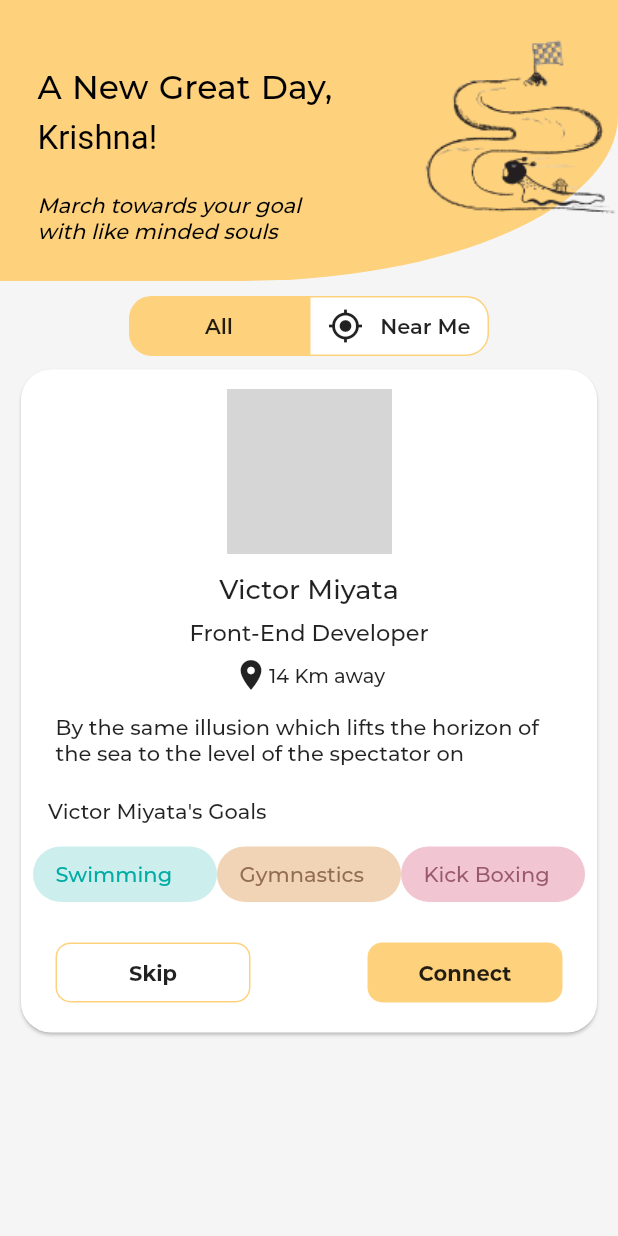
After one commit to csreddy98/MarchApp, a Flutter app: the PeopleFinder screen opened directly, on a phone screen of 412 x 824 dp. The commit adds this screen. Run offline on Flutter 3.47's test engine with Material 2 defaults, Android fonts, the phone set to English and light mode, and no system bars; our stand-ins replace auto_size_text, bubble, cached_network_image, firebase_auth, firebase_messaging, firebase_storage and 10 more; missing offline and left inert: autocomplete_textfield, calendarro, flutter_facebook_login, flutter_socket_io, worm_indicator; accounts and stored records are empty; network calls fail; grey boxes are pictures that could not be loaded.

Commit message:
New People Finder Designed

```diff
--- a/lib/ui/MessagesScreen.dart
+++ b/lib/ui/MessagesScreen.dart
@@ -541,6 +541,19 @@ class _MessagesScreenState extends State<MessagesScreen> {
     );
   }
 
+  Widget _flightShuttleBuilder(
+    BuildContext flightContext,
+    Animation<double> animation,
+    HeroFlightDirection flightDirection,
+    BuildContext fromHeroContext,
+    BuildContext toHeroContext,
+  ) {
+    return DefaultTextStyle(
+      style: DefaultTextStyle.of(toHeroContext).style,
+      child: toHeroContext.widget,
+    );
+  }
+
   Widget recentChats(List usersList) {
     Map unSeenMessages = {};
     msgCount.forEach((element) {
@@ -634,9 +647,12 @@ class _MessagesScreenState extends State<MessagesScreen> {
                   },
                 ),
               ],
+              child: Hero(
+                flightShuttleBuilder: _flightShuttleBuilder,
+                tag: "${lastMessages[index]['name']}",
                 child: GestureDetector(
-                onTap: () =>
-                    Navigator.push(context, _createRoute(lastMessages[index])),
+                  onTap: () => Navigator.push(
+                      context, _createRoute(lastMessages[index])),
                   child: Container(
                     margin: EdgeInsets.only(top: 5.0, bottom: 5.0, right: 5.0),
                     padding:
@@ -648,12 +664,11 @@ class _MessagesScreenState extends State<MessagesScreen> {
                         bottomRight: Radius.circular(20.0),
                       ),
                     ),
-                  child: Hero(
-                    tag: "${lastMessages[index]['name']}",
                     child: Row(
                       mainAxisAlignment: MainAxisAlignment.spaceBetween,
                       children: <Widget>[
-                        Row(
+                        Expanded(
+                          child: Row(
                             children: <Widget>[
                               ClipRRect(
                                 child: Image.file(
@@ -681,14 +696,18 @@ class _MessagesScreenState extends State<MessagesScreen> {
                                   ),
                                   SizedBox(height: 5.0),
                                   Container(
-                                  width:
-                                      MediaQuery.of(context).size.width * 0.45,
+                                    width: MediaQuery.of(context).size.width *
+                                        0.45,
                                     child: Text(
                                       '${(lastMessages.isNotEmpty) ? lastMessages[index]['lastMessage'] : ''}',
                                       style: TextStyle(
                                         color: Colors.blueGrey,
                                         fontSize: 13.0,
-                                      fontWeight: FontWeight.w200,
+                                        fontWeight: (unSeenMessages[
+                                                    '${lastMessages[index]['user_id']}'] !=
+                                                null)
+                                            ? FontWeight.bold
+                                            : FontWeight.w300,
                                       ),
                                       overflow: TextOverflow.ellipsis,
                                     ),
@@ -696,6 +715,7 @@ class _MessagesScreenState extends State<MessagesScreen> {
                                 ],
                               ),
                             ],
+                          ),
                         ),
                         Column(
                           crossAxisAlignment: CrossAxisAlignment.end,
--- a/lib/ui/home.dart
+++ b/lib/ui/home.dart
@@ -6,6 +6,7 @@ import 'package:flutter/material.dart';
 import 'package:flutter_icons/flutter_icons.dart';
 import 'package:march/ui/MessagesScreen.dart';
 import 'package:march/ui/find_screen.dart';
+import 'package:march/ui/peopleFinder.dart';
 import 'package:march/ui/profile.dart';
 import 'package:march/ui/settings.dart';
 import 'package:march/utils/database_helper.dart';
@@ -53,6 +54,7 @@ class _HomeState extends State<Home> {
   final FirebaseMessaging _fcm = FirebaseMessaging();
   var iosSubscription;
   List tabs;
+  bool newMsgs = false;
 
   messageChecker() async {
     http.post('https://march.lbits.co/api/worker.php',
@@ -93,12 +95,19 @@ class _HomeState extends State<Home> {
         }
       }
     });
+    db.totalUnseenMsgs().then((value) {
+      if (value[0]['msgCount'].toString() != '0' && _currentindex != 1) {
+        setState(() {
+          newMsgs = true;
+        });
+      }
+    });
   }
 
   @override
   void initState() {
     tabs = [
-      FindScreen(),
+      PeopleFinder(),
       MessagesScreen('$chatsPage'),
       Profile(),
     ];
@@ -290,18 +299,20 @@ class _HomeState extends State<Home> {
           new BottomNavigationBarItem(
               icon: Stack(
                 children: <Widget>[
-
-                 _currentindex!=1? Padding(
-                    padding: const EdgeInsets.fromLTRB(15.0,0,8,8),
+                  newMsgs
+                      ? Padding(
+                          padding: const EdgeInsets.fromLTRB(15.0, 0, 8, 8),
                           child: Container(
                             width: 8,
                             height: 8,
                             decoration: BoxDecoration(
-                        borderRadius: BorderRadius.all(Radius.circular(8.0)),
+                              borderRadius:
+                                  BorderRadius.all(Radius.circular(8.0)),
                               color: Colors.red,
                             ),
                           ),
-                  ):Container(
+                        )
+                      : Container(
                           width: 0,
                           height: 0,
                         ),
@@ -319,13 +330,14 @@ class _HomeState extends State<Home> {
               ),
               title: Text("Profile")),
         ],
-        showUnselectedLabels:false,
+        showUnselectedLabels: false,
         unselectedItemColor: Theme.of(context).disabledColor,
         selectedItemColor: Theme.of(context).primaryColor,
         onTap: (index) {
           setState(() {
             _currentindex = index;
             title = t[_currentindex];
+            newMsgs = (index == 1) ? false : newMsgs;
           });
         });
   }
@@ -337,40 +349,41 @@ class _HomeState extends State<Home> {
     });
 
     return Scaffold(
-      appBar: (_currentindex == 2) ? null : appBar(),
+      appBar: (_currentindex == 2 || _currentindex == 0) ? null : appBar(),
       body: Center(
         child: tabs[_currentindex],
       ),
-      bottomNavigationBar:
-      Container(
+      bottomNavigationBar: Container(
           height: 70,
           child: Column(
             mainAxisAlignment: MainAxisAlignment.end,
             children: <Widget>[
-              _currentindex==0?
-              Align(
+              _currentindex == 0
+                  ? Align(
                       alignment: FractionalOffset(0.1, 0.6),
                       child: Container(
                         color: Theme.of(context).primaryColor,
                         width: 68,
-                  height:3 ,
+                        height: 3,
                       ),
-              ):_currentindex==2?Align(
+                    )
+                  : _currentindex == 2
+                      ? Align(
                           alignment: FractionalOffset(0.9, 0.6),
                           child: Container(
                             color: Theme.of(context).primaryColor,
                             width: 65,
-                  height:3 ,
+                            height: 3,
                           ),
-              ):Container(
+                        )
+                      : Container(
                           color: Theme.of(context).primaryColor,
                           width: 68,
-                height:3 ,
+                          height: 3,
                         ),
               bottomNavBar()
             ],
-          )
-      ),
+          )),
     );
   }
 
--- /dev/null
+++ b/lib/ui/peopleFinder.dart
@@ -0,0 +1,316 @@
+import 'package:flutter/material.dart';
+
+class PeopleFinder extends StatefulWidget {
+  PeopleFinder({Key key}) : super(key: key);
+
+  @override
+  _PeopleFinderState createState() => _PeopleFinderState();
+}
+
+class _PeopleFinderState extends State<PeopleFinder> {
+  Size size;
+  @override
+  Widget build(BuildContext context) {
+    size = MediaQuery.of(context).size;
+    return Scaffold(
+        backgroundColor: Color(0xFFF5F5F5),
+        body: SingleChildScrollView(
+          child: Column(
+            children: <Widget>[
+              Container(
+                width: size.width,
+                height: size.width / 2.2,
+                child: Stack(
+                  children: <Widget>[
+                    Positioned(
+                      child: Container(
+                        decoration: BoxDecoration(
+                            color: Theme.of(context).primaryColor,
+                            borderRadius: BorderRadius.only(
+                                bottomRight: Radius.elliptical(250, 110))),
+                      ),
+                    ),
+                    Positioned(
+                        top: 20,
+                        right: 0,
+                        child: Image.asset(
+                          "assets/images/HomeGoal.png",
+                          width: 130,
+                          height: 130,
+                        )),
+                    Positioned(
+                      top: 40,
+                      left: 25,
+                      child: RichText(
+                        text: TextSpan(
+                            text: "A New Great Day,\n",
+                            style: TextStyle(
+                                fontWeight: FontWeight.normal,
+                                fontSize: 22,
+                                color: Colors.black,
+                                wordSpacing: 1,
+                                letterSpacing: 0,
+                                height: 1.5,
+                                fontFamily: 'montserrat'),
+                            children: [
+                              TextSpan(
+                                  text: "Krishna!",
+                                  style:
+                                      TextStyle(fontWeight: FontWeight.normal))
+                            ]),
+                      ),
+                    ),
+                    Container(
+                      child: Positioned(
+                          bottom: 25,
+                          left: 25,
+                          child: Text(
+                            "March towards your goal\nwith like minded souls",
+                            style: TextStyle(
+                                color: Colors.black,
+                                textBaseline: TextBaseline.alphabetic,
+                                fontSize: 14,
+                                fontStyle: FontStyle.italic,
+                                fontWeight: FontWeight.w500),
+                          )),
+                    )
+                  ],
+                ),
+              ),
+              Padding(
+                padding: const EdgeInsets.only(top: 10.0, bottom: 5.0),
+                child: Row(
+                  mainAxisAlignment: MainAxisAlignment.center,
+                  crossAxisAlignment: CrossAxisAlignment.center,
+                  children: <Widget>[
+                    Container(
+                      width: 120,
+                      height: 40,
+                      child: Center(
+                        child: Text(
+                          "All",
+                          style: TextStyle(
+                              fontSize: 14, fontWeight: FontWeight.w600),
+                        ),
+                      ),
+                      decoration: BoxDecoration(
+                          color: Theme.of(context).primaryColor,
+                          border: Border.all(
+                              width: 1, color: Theme.of(context).primaryColor),
+                          borderRadius: BorderRadius.only(
+                              topLeft: Radius.circular(15),
+                              bottomLeft: Radius.circular(15))),
+                    ),
+                    Container(
+                      width: 120,
+                      height: 40,
+                      child: Center(
+                        child: Row(
+                          mainAxisAlignment: MainAxisAlignment.spaceEvenly,
+                          children: <Widget>[
+                            Icon(Icons.my_location),
+                            Text(
+                              "Near Me",
+                              style: TextStyle(
+                                  fontSize: 14, fontWeight: FontWeight.w600),
+                            ),
+                          ],
+                        ),
+                      ),
+                      decoration: BoxDecoration(
+                          color: Colors.white,
+                          border: Border.all(
+                              width: 1, color: Theme.of(context).primaryColor),
+                          borderRadius: BorderRadius.only(
+                              topRight: Radius.circular(15),
+                              bottomRight: Radius.circular(15))),
+                    ),
+                  ],
+                ),
+              ),
+              Container(
+                width: size.width - 20,
+                // height: size.height * 0.55,
+                child: Stack(
+                  children: <Widget>[
+                    Card(
+                      shape: RoundedRectangleBorder(
+                          borderRadius: BorderRadius.all(Radius.circular(20))),
+                      elevation: 1,
+                      child: Padding(
+                        padding: const EdgeInsets.all(8.0),
+                        child: Column(
+                          crossAxisAlignment: CrossAxisAlignment.center,
+                          children: <Widget>[
+                            Container(
+                              width: 120,
+                              height: 120,
+                              decoration: BoxDecoration(
+                                  border:
+                                      Border.all(width: 5, color: Colors.white),
+                                  borderRadius:
+                                      BorderRadius.all(Radius.circular(10))),
+                              child: ClipRRect(
+                                borderRadius:
+                                    BorderRadius.all(Radius.circular(10)),
+                                child: Image.network(
+                                  "https://images.pexels.com/photos/1845534/pexels-photo-1845534.jpeg?auto=compress&cs=tinysrgb&dpr=2&h=750&w=1260",
+                                  fit: BoxFit.cover,
+                                ),
+                              ),
+                            ),
+                            Padding(
+                              padding: const EdgeInsets.only(top: 8.0),
+                              child: Text(
+                                "Victor Miyata",
+                                style: TextStyle(
+                                    fontSize: 18, fontFamily: 'montserrat'),
+                              ),
+                            ),
+                            Padding(
+                              padding: const EdgeInsets.only(top: 8.0),
+                              child: Text(
+                                "Front-End Developer",
+                                style: TextStyle(
+                                    fontSize: 15,
+                                    fontFamily: 'montserrat',
+                                    fontWeight: FontWeight.normal),
+                              ),
+                            ),
+                            Padding(
+                              padding: const EdgeInsets.only(top: 8.0),
+                              child: Row(
+                                mainAxisAlignment: MainAxisAlignment.center,
+                                children: <Widget>[
+                                  Icon(Icons.location_on),
+                                  Text(
+                                    "14 Km away",
+                                    style: TextStyle(
+                                        fontWeight: FontWeight.w100,
+                                        fontFamily: 'montserrat',
+                                        fontSize: 13),
+                                  ),
+                                ],
+                              ),
+                            ),
+                            Padding(
+                              padding: const EdgeInsets.symmetric(
+                                  horizontal: 15.0, vertical: 14.0),
+                              child: Text(
+                                "By the same illusion which lifts the horizon of the sea to the level of the spectator on",
+                                style: TextStyle(
+                                    fontFamily: 'montserrat',
+                                    fontSize: 14,
+                                    fontWeight: FontWeight.w100),
+                              ),
+                            ),
+                            Padding(
+                              padding:
+                                  const EdgeInsets.only(top: 8.0, left: 10),
+                              child: Row(
+                                mainAxisAlignment: MainAxisAlignment.start,
+                                children: <Widget>[
+                                  Text(
+                                    "Victor Miyata's Goals",
+                                    style: TextStyle(
+                                        fontWeight: FontWeight.w500,
+                                        fontSize: 14),
+                                  ),
+                                ],
+                              ),
+                            ),
+                            Container(
+                              child: Padding(
+                                padding:
+                                    const EdgeInsets.symmetric(vertical: 15.0),
+                                child: Row(
+                                  children: <Widget>[
+                                    Expanded(child: goalBox('Swimming', 0)),
+                                    Expanded(child: goalBox('Gymnastics', 1)),
+                                    Expanded(child: goalBox('Kick Boxing', 2))
+                                  ],
+                                ),
+                              ),
+                            ),
+                            Padding(
+                              padding: const EdgeInsets.symmetric(
+                                  vertical: 12.0, horizontal: 15.0),
+                              child: Row(
+                                mainAxisAlignment:
+                                    MainAxisAlignment.spaceBetween,
+                                children: <Widget>[
+                                  Container(
+                                    width: 130,
+                                    height: 40,
+                                    decoration: BoxDecoration(
+                                        border: Border.all(
+                                            width: 1,
+                                            color:
+                                                Theme.of(context).primaryColor),
+                                        borderRadius: BorderRadius.all(
+                                            Radius.circular(10))),
+                                    child: Center(
+                                      child: Text(
+                                        "Skip",
+                                        style: TextStyle(
+                                            fontSize: 14,
+                                            fontWeight: FontWeight.bold),
+                                      ),
+                                    ),
+                                  ),
+                                  Container(
+                                    width: 130,
+                                    height: 40,
+                                    decoration: BoxDecoration(
+                                        color: Theme.of(context).primaryColor,
+                                        border: Border.all(
+                                            width: 1,
+                                            color:
+                                                Theme.of(context).primaryColor),
+                                        borderRadius: BorderRadius.all(
+                                            Radius.circular(10))),
+                                    child: Center(
+                                      child: Text(
+                                        "Connect",
+                                        style: TextStyle(
+                                            fontSize: 14,
+                                            fontWeight: FontWeight.bold),
+                                      ),
+                                    ),
+                                  )
+                                ],
+                              ),
+                            )
+                          ],
+                        ),
+                      ),
+                    )
+                  ],
+                ),
+              )
+            ],
+          ),
+        ));
+  }
+
+  Widget goalBox(String goalName, int goalNumber) {
+    List<Map<String, Color>> goalColors = [
+      {'itemColor': Color(0xFFCCEEED), "textColor": Color(0xFF00ACA3)},
+      {'itemColor': Color(0xFFF1D3B5), "textColor": Color(0xFF926D51)},
+      {'itemColor': Color(0xFFF2C5D3), "textColor": Color(0xFF98596B)},
+    ];
+    return Container(
+      decoration: BoxDecoration(
+          color: goalColors[goalNumber]['itemColor'],
+          borderRadius: BorderRadius.all(Radius.circular(20))),
+      child: Padding(
+        padding: const EdgeInsets.symmetric(horizontal: 15, vertical: 10),
+        child: Text(
+          goalName,
+          style: TextStyle(
+              color: goalColors[goalNumber]['textColor'], fontSize: 14),
+        ),
+      ),
+    );
+  }
+}
--- a/lib/utils/database_helper.dart
+++ b/lib/utils/database_helper.dart
@@ -253,6 +253,12 @@ class DataBaseHelper {
         "UPDATE $messagesTable SET $seenStatus = 'seen' WHERE $messageOtherId = $userId");
   }
 
+  Future<List> totalUnseenMsgs() async {
+    var dbClient = await db;
+    return await dbClient.rawQuery(
+        "SELECT COUNT(1) AS msgCount FROM $messagesTable WHERE $seenStatus = 'unseen'");
+  }
+
   Future<int> addMessage(Map<String, dynamic> messageInfo) async {
     var dbClient = await db;
     return await dbClient.insert(messagesTable, messageInfo);
```
Also changed, not shown: assets/images/HomeGoal.png (added). Lines whose indentation alone changed are shown as unchanged.
